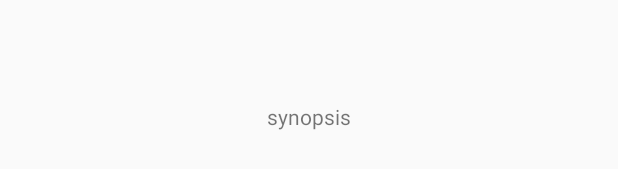
After one commit to LeothosThoren/Henry-Potters-Books, an Android app: the layout fragment_synopsis_dialog.xml on its own in the app's theme, with its tools: preview values and no code run, on a phone screen of 412 x 824 dp. The commit adds this screen. Shown: the part 502-671 px from the top of the screen. Run offline under Robolectric (Android 15) with nearby library versions, the phone set to English and light mode, and no system bars; network calls fail.

Commit message:
Add modal bottom sheet to read synopsis
Every time the user click on an item (book) he can read the synopsis of the book. The api gives a list of String so it's necessary to handle the data to return a simple string. Veiw model is used again as well.

```diff
--- a/app/build.gradle
+++ b/app/build.gradle
@@ -39,6 +39,9 @@ dependencies {
     implementation 'androidx.appcompat:appcompat:1.0.2'
     implementation 'androidx.core:core-ktx:1.0.1'
     implementation 'androidx.constraintlayout:constraintlayout:1.1.3'
+    implementation 'androidx.legacy:legacy-support-v4:1.0.0'
+    implementation 'com.google.android.material:material:1.0.0'
+    implementation 'androidx.recyclerview:recyclerview:1.0.0'
     testImplementation 'junit:junit:4.12'
     androidTestImplementation 'androidx.test:runner:1.1.1'
     androidTestImplementation 'androidx.test.espresso:espresso-core:3.1.1'
--- a/app/src/main/java/com/leothos/harrypotterbooks/utils/Constants.kt
+++ b/app/src/main/java/com/leothos/harrypotterbooks/utils/Constants.kt
@@ -1,3 +1,5 @@
 package com.leothos.harrypotterbooks.utils
 
 const val BASE_URL = "http://henri-potier.xebia.fr"
+const val LIST_EXTRA_BUNDLE = "LIST_EXTRA_BUNDLE"
+const val BOTTOM_SHEET_MODAL = "MODAL"
--- /dev/null
+++ b/app/src/main/res/layout/fragment_synopsis_dialog.xml
@@ -0,0 +1,28 @@
+<?xml version="1.0" encoding="utf-8"?>
+<layout>
+    <data>
+        <variable name="viewModel" type="com.leothos.harrypotterbooks.view_models.BookViewModel"/>
+    </data>
+
+    <androidx.constraintlayout.widget.ConstraintLayout
+            xmlns:android="http://schemas.android.com/apk/res/android"
+            xmlns:app="http://schemas.android.com/apk/res-auto" xmlns:tools="http://schemas.android.com/tools"
+            android:layout_width="match_parent"
+            android:layout_height="match_parent"
+            tools:context=".ui.SynopsisFragment">
+
+
+        <TextView
+                android:text="synopsis"
+                android:layout_width="wrap_content"
+                android:layout_height="wrap_content"
+                app:mutableText="@{viewModel.getBookSynopsis()}"
+                android:id="@+id/text_synopsis" app:layout_constraintTop_toTopOf="parent"
+                android:layout_marginTop="8dp" app:layout_constraintStart_toStartOf="parent"
+                android:layout_marginStart="8dp" app:layout_constraintEnd_toEndOf="parent"
+                android:layout_marginEnd="8dp" android:layout_marginBottom="8dp"
+                app:layout_constraintBottom_toBottomOf="parent"/>
+    </androidx.constraintlayout.widget.ConstraintLayout>
+
+</layout>
+        <!--app:mutableText="@{viewModel.getBookSynopsis()}"-->
--- a/app/src/main/res/values/dimens.xml
+++ b/app/src/main/res/values/dimens.xml
@@ -3,4 +3,6 @@
     <dimen name="card_elevation">2dp</dimen>
     <dimen name="corner_radius">5dp</dimen>
     <dimen name="image_height">200dp</dimen>
+    <dimen name="list_item_spacing">16dp</dimen>
+    <dimen name="list_item_spacing_half">8dp</dimen>
 </resources>
--- a/app/src/main/res/values/strings.xml
+++ b/app/src/main/res/values/strings.xml
@@ -2,5 +2,6 @@
     <string name="app_name">Harry Potter Books</string>
     <string name="book_error">An error occurred while loading, check your internet connexion</string>
     <string name="retry">Retry</string>
+    <string name="alert_user">Please select at least one book before checking car</string>
 
 </resources>
```
Also changed, not shown: app/src/main/java/com/leothos/harrypotterbooks/ui/MainActivity.kt (+28 -8 lines), app/src/main/java/com/leothos/harrypotterbooks/ui/SynopsisFragment.kt (added, +54 -0 lines), app/src/main/java/com/leothos/harrypotterbooks/utils/Utils.kt (+12 -0 lines), app/src/main/java/com/leothos/harrypotterbooks/view_models/BookViewModel.kt (+7 -1 lines), 1 other file.
